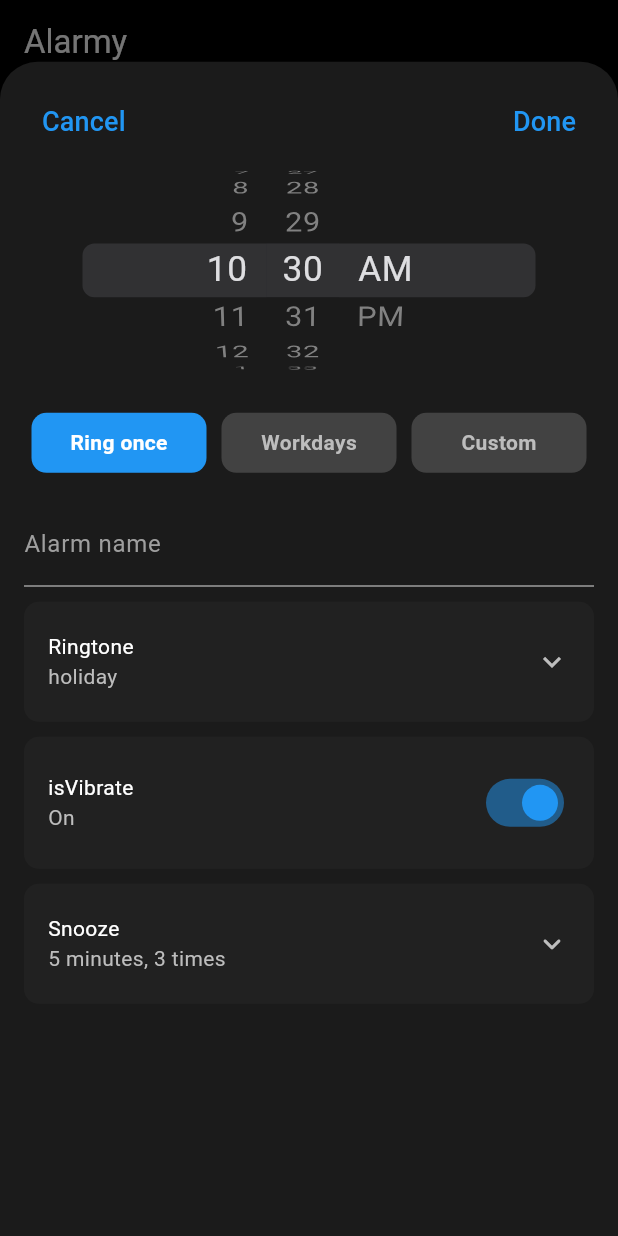
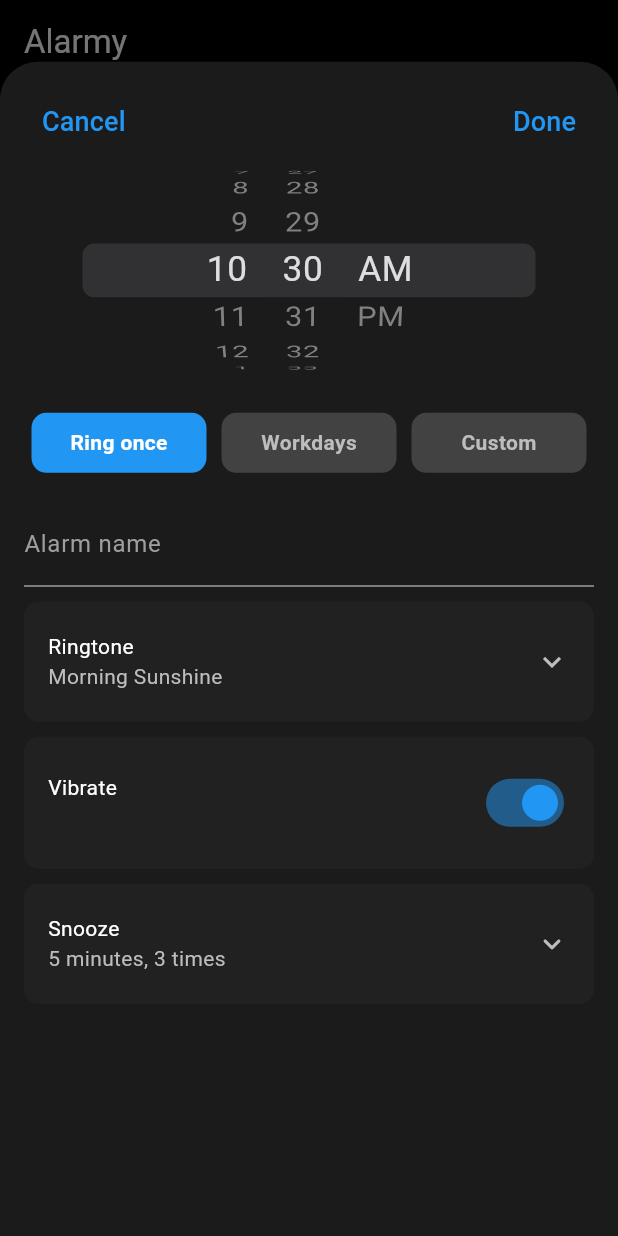
Before and after one commit to darshanvaru/Alarmy, a Flutter app: the screen it shows after launch, after a tap on the "add" icon, on a phone screen of 412 x 824 dp. Run offline on Flutter 3.47's test engine with Material 3 defaults, Android fonts, the phone set to English and light mode, and no system bars; our stand-ins replace flutter_local_notifications, permission_handler, timezone.

Commit message:
Miscellaneous Changes. No Major Change

```diff
--- a/lib/screens/add_alarm_screen.dart
+++ b/lib/screens/add_alarm_screen.dart
@@ -16,7 +16,7 @@
   class _AddAlarmState extends State<AddAlarm> {
     TimeOfDay selectedTime = TimeOfDay.now();
     bool isVibrate = true;
-    String ringtone = "holiday"; // Default ringtone
+    String ringtone = "morningsunshine"; // Default ringtone
     String snoozeOption = "5 minutes, 3 times"; // Default snooze option
     String repeatOption = 'Ring once';
     List<bool> selectedDays = List.filled(7, false);
@@ -47,18 +47,8 @@
           repeatOption = "Custom";
           customSelectedDays = selectedDays;// Custom selection
         }
-
-        print("------------------------------------------");
-        print(selectedTime);
-        print(alarmTitle);
-        print(isVibrate);
-        print(ringtone);
-        print(snoozeOption);
-        print(selectedDays);
-        print("------------------------------------------");
       }
     }
-
 
     // Function to handle the time change from Cupertino Picker
     void _onTimeChanged(DateTime newTime) {
@@ -111,8 +101,109 @@
       );
     }
 
+    // helper widget methods
+    Widget _buildOptionButton(String text, bool isSelected) {
+      return Expanded(
+        child: GestureDetector(
+          onTap: () => _handleRepeatOption(text),
+          child: Container(
+            margin: const EdgeInsets.symmetric(horizontal: 5),
+            padding: const EdgeInsets.symmetric(vertical: 10),
+            decoration: BoxDecoration(
+              color: isSelected ? Colors.blue : Colors.grey[800],
+              borderRadius: BorderRadius.circular(10),
+            ),
+            child: Center(
+              child: Text(
+                text,
+                style: TextStyle(
+                  color: isSelected ? Colors.white : Colors.grey[400],
+                  fontWeight: FontWeight.bold,
+                ),
+              ),
+            ),
+          ),
+        ),
+      );
+    }
+
+    Widget _buildSettingsItem(
+        String title,
+        String subtitle, {
+          IconData? trailing,
+          bool trailingSwitch = false,
+        })
+    {
+      String displaySubtitle = "";
+
+      // Determine the appropriate subtitle based on the title
+      if (title == "Ringtone") {
+        if (subtitle == 'morningsunshine') {
+          displaySubtitle = "Morning Sunshine";
+        } else if (subtitle == 'holiday') {
+          displaySubtitle = "Holiday";
+        } else if (subtitle == 'peacefullwaves') {
+          displaySubtitle = "Peaceful Waves";
+        } else if (subtitle == 'gentelchimes') {
+          displaySubtitle = "Gentle Chimes";
+        } else {
+          displaySubtitle = "Soft Piano";
+        }
+      } else if (title == "Snooze") {
+        displaySubtitle = subtitle; // Snooze options can be directly set as subtitle
+      }
+
+      return Container(
+        padding: const EdgeInsets.symmetric(horizontal: 16, vertical: 20),
+        decoration: BoxDecoration(
+          color: Colors.grey[900],
+          borderRadius: BorderRadius.circular(10),
+        ),
+        child: Row(
+          mainAxisAlignment: MainAxisAlignment.spaceBetween,
+          children: [
+            Column(
+              crossAxisAlignment: CrossAxisAlignment.start,
+              children: [
+                // Main title
+                Text(
+                  title,
+                  style: const TextStyle(color: Colors.white),
+                ),
+                // Subtitle, only shown if it's not for the vibrate option
+                if (title != "isVibrate")
+                  Text(
+                    displaySubtitle,
+                    style: TextStyle(color: Colors.grey[400]),
+                  ),
+              ],
+            ),
+
+            // Trailing icon
+            if (trailing != null)
+              Icon(
+                trailing,
+                color: Colors.grey[400],
+              ),
+
+            // Trailing switch for vibrate
+            if (trailingSwitch)
+              Switch(
+                value: isVibrate,
+                onChanged: (value) {
+                  setState(() {
+                    isVibrate = value;
+                  });
+                },
+                activeColor: Colors.blue,
+              ),
+          ],
+        ),
+      );
+    }
+
     @override
-    Widget build(BuildContext context) {
+  Widget build(BuildContext context) {
       return Padding(
         padding: const EdgeInsets.all(16.0),
         child: Column(
@@ -125,7 +216,7 @@
               mainAxisAlignment: MainAxisAlignment.spaceBetween,
               children: [
 
-                //cancel
+                //cancel button
                 TextButton(
                   onPressed: () {
                     Navigator.pop(context);
@@ -135,7 +226,7 @@
                   ),
                 ),
 
-                //done
+                //done button
                 TextButton(
                   onPressed: () {
                     // Check if an existing alarm is being edited
@@ -154,9 +245,8 @@
                         snoozeOption: snoozeOption,
                       );
 
-                      // Update the alarm using provider
                       Provider.of<AlarmProvider>(context, listen: false)
-                          .updateAlarm(updatedAlarm); // Make sure you have this method in your AlarmProvider
+                          .updateAlarm(updatedAlarm);
                     } else {
                       // Create new alarm and save it
                       final newAlarm = AlarmModel(
@@ -172,15 +262,52 @@
                         snoozeOption: snoozeOption,
                       );
 
-                      // Add alarm using provider
                       Provider.of<AlarmProvider>(context, listen: false)
                           .addAlarm(newAlarm);
                     }
 
+                    // Calculate time difference for Snackbar message
+                    final now = TimeOfDay.now();
+                    int differenceInMinutes = (selectedTime.hour - now.hour) * 60 +
+                        (selectedTime.minute - now.minute);
+
+                    // Adjust for alarms set for the next day
+                    if (differenceInMinutes <= 0) {
+                      differenceInMinutes += 24 * 60;
+                    }
+
+                    final timeLeft = differenceInMinutes > 0
+                        ? "$differenceInMinutes minutes"
+                        : "less than a minute";
+
+                    // Show Customized Snackbar
+                    ScaffoldMessenger.of(context).showSnackBar(
+                      SnackBar(
+                        content: Text(
+                          "Alarm is set and will ring in $timeLeft.",
+                          style: const TextStyle(
+                            color: Colors.white, // Text color
+                          ),
+                        ),
+                        duration: const Duration(seconds: 3),
+                        behavior: SnackBarBehavior.floating,
+                        backgroundColor: Colors.grey[850], // Match with dark theme
+                        shape: RoundedRectangleBorder(
+                          borderRadius: BorderRadius.circular(20), // Rounded corners
+                        ),
+                        margin: const EdgeInsets.only(
+                          bottom: 60.0, // Gap from the bottom
+                          left: 20.0,
+                          right: 20.0,
+                        ),
+                      ),
+                    );
+
                     Navigator.pop(context); // Close the bottom sheet
                   },
-                  child: const Text("Done",
-                      style: TextStyle(fontSize: 18, color: Colors.blue)
+                  child: const Text(
+                    "Done",
+                    style: TextStyle(fontSize: 18, color: Colors.blue),
                   ),
                 ),
               ],
@@ -210,10 +337,8 @@
                 _buildOptionButton("Custom", repeatOption == "Custom"),
               ],
             ),
-
             const SizedBox(height: 20),
-
-            // repeat days section
+            // week days section
             if (repeatOption == 'Custom' || repeatOption == 'Workdays') ...[
               const Text(
                 "Repeat",
@@ -224,7 +349,7 @@
               const SizedBox(height: 20),
             ],
 
-            // Modified alarm title field to save the value
+            // Alarm title
             TextFormField(
               decoration: const InputDecoration(
                 labelText: 'Alarm name',
@@ -244,10 +369,9 @@
                 });
               },
             ),
-
             const SizedBox(height: 10),
 
-            // settings items (ringtone, isVibrate, snooze)
+            // Ringtone
             GestureDetector(
               onTap: () {
                 setState(() {
@@ -259,7 +383,7 @@
                 trailing: isRingtoneExpanded? Icons.keyboard_arrow_up : Icons.keyboard_arrow_down,
               ),
             ),
-
+            //expandable ringtone selector
             AnimatedContainer(
               duration: const Duration(milliseconds: 300),
               curve: Curves.easeInOut,
@@ -276,7 +400,7 @@
                       title: const Text("Holiday"),
                       onTap: () {
                         setState(() {
-                          ringtone = "Holiday";
+                          ringtone = "holiday";
                           isRingtoneExpanded = false;
                         });
                       },
@@ -285,7 +409,7 @@
                       title: const Text("Morning Sunshine"),
                       onTap: () {
                         setState(() {
-                          ringtone = "Morning Sunshine";
+                          ringtone = "morningsunshine";
                           isRingtoneExpanded = false;
                         });
                       },
@@ -294,7 +418,7 @@
                       title: const Text("Peaceful Waves"),
                       onTap: () {
                         setState(() {
-                          ringtone = "Peaceful Waves";
+                          ringtone = "peacefulwaves";
                           isRingtoneExpanded = false;
                         });
                       },
@@ -303,7 +427,7 @@
                       title: const Text("Gentle Chimes"),
                       onTap: () {
                         setState(() {
-                          ringtone = "Gentle Chimes";
+                          ringtone = "gentlechimes";
                           isRingtoneExpanded = false;
                         });
                       },
@@ -312,16 +436,7 @@
                       title: const Text("Soft Piano"),
                       onTap: () {
                         setState(() {
-                          ringtone = "Soft Piano";
-                          isRingtoneExpanded = false;
-                        });
-                      },
-                    ),
-                    ListTile(
-                      title: const Text("Fun Tune"),
-                      onTap: () {
-                        setState(() {
-                          ringtone = "Fun Tune";
+                          ringtone = "softpiano";
                           isRingtoneExpanded = false;
                         });
                       },
@@ -330,9 +445,9 @@
                 ),
               ),
             ),
-
             const SizedBox(height: 10),
 
+            //Vibrate option
             GestureDetector(
               onTap: () {
                 setState(() {
@@ -340,15 +455,14 @@
                 });
               },
               child: _buildSettingsItem(
-                "isVibrate",
+                "Vibrate",
                 isVibrate ? "On" : "Off",
                 trailingSwitch: true,
               ),
             ),
-
             const SizedBox(height: 10),
 
-            // Keep your existing snooze section
+            // Snooze section
             GestureDetector(
               onTap: () {
                 setState(() {
@@ -361,8 +475,7 @@
                 trailing: isSnoozeExpanded? Icons.keyboard_arrow_up : Icons.keyboard_arrow_down_rounded,
               ),
             ),
-
-            // Keep your existing expandable snooze options
+            // expandable snooze options
             AnimatedContainer(
               duration: const Duration(milliseconds: 300),
               curve: Curves.easeInOut,
@@ -411,86 +524,4 @@
         ),
       );
     }
-
-    // Keep your existing helper widget methods
-    Widget _buildOptionButton(String text, bool isSelected) {
-      return Expanded(
-        child: GestureDetector(
-          onTap: () => _handleRepeatOption(text),
-          child: Container(
-            margin: const EdgeInsets.symmetric(horizontal: 5),
-            padding: const EdgeInsets.symmetric(vertical: 10),
-            decoration: BoxDecoration(
-              color: isSelected ? Colors.blue : Colors.grey[800],
-              borderRadius: BorderRadius.circular(10),
-            ),
-            child: Center(
-              child: Text(
-                text,
-                style: TextStyle(
-                  color: isSelected ? Colors.white : Colors.grey[400],
-                  fontWeight: FontWeight.bold,
-                ),
-              ),
-            ),
-          ),
-        ),
-      );
-    }
-
-    Widget _buildSettingsItem(
-        String title,
-        String subtitle, {
-          IconData? trailing,
-          bool trailingSwitch = false,
-        }) {
-      return Container(
-        padding: const EdgeInsets.symmetric(horizontal: 16, vertical: 20),
-        decoration: BoxDecoration(
-          color: Colors.grey[900],
-          borderRadius: BorderRadius.circular(10),
-        ),
-        child: Row(
-          mainAxisAlignment: MainAxisAlignment.spaceBetween,
-          children: [
-            Column(
-              crossAxisAlignment: CrossAxisAlignment.start,
-              children: [
-
-                //Main title
-                Text(
-                  title,
-                  style: const TextStyle(color: Colors.white),
-                ),
-
-                //subtitle
-                Text(
-                  subtitle,
-                  style: TextStyle(color: Colors.grey[400]),
-                ),
-              ],
-            ),
-
-            //trailing Icon
-            if (trailing != null)
-              Icon(
-                trailing,
-                color: Colors.grey[400],
-              ),
-
-            //trailing switch
-            if (trailingSwitch)
-              Switch(
-                value: isVibrate,
-                onChanged: (value) {
-                  setState(() {
-                    isVibrate = value;
-                  });
-                },
-                activeColor: Colors.blue,
-              ),
-          ],
-        ),
-      );
-    }
-  }
+}
```
Also changed, not shown: lib/models/alarm_model.dart (line endings or trailing spaces).
